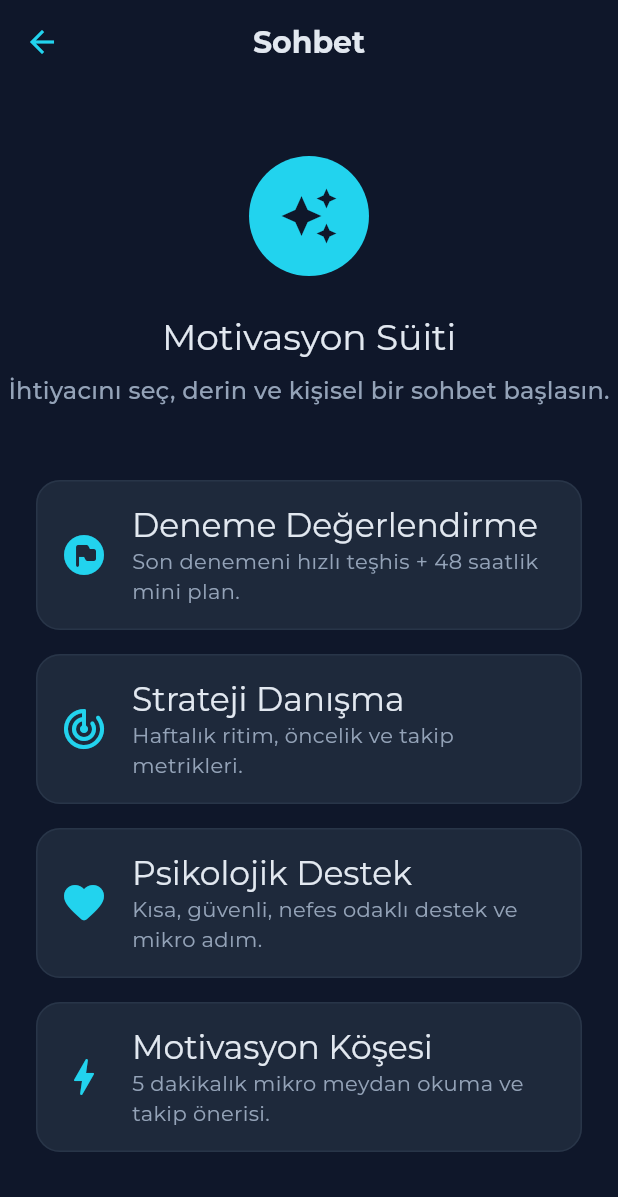
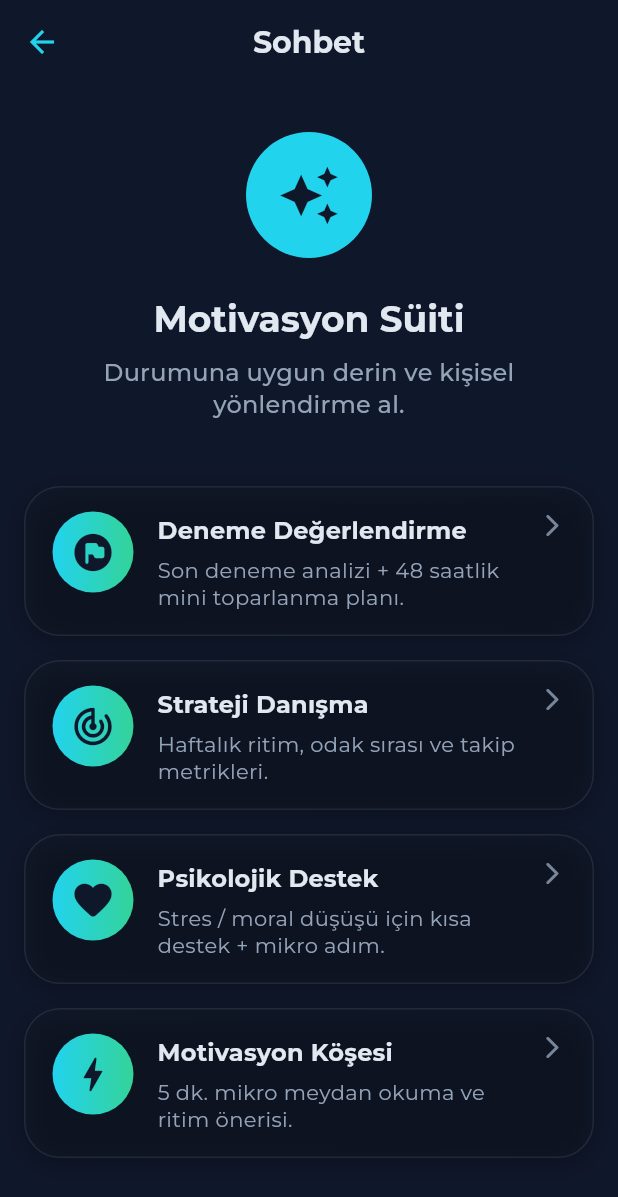
Before and after one commit to bakituncher/bilgee, a Flutter app: the MotivationChatScreen screen opened by its route, on a phone screen of 412 x 824 dp. Shown: the top 1197 px of the screen. Run offline on Flutter 3.47's test engine with Material 3 defaults, Android fonts, the phone set to English and light mode, and no system bars; drawn by our look-alikes of flutter_animate; our stand-ins replace cached_network_image, cloud_firestore, cloud_functions, confetti, cross_file, equatable and 17 more; missing offline and left inert: firebase_app_check, flutter_math_fork, markdown; accounts and stored records are empty; generated files the repository leaves out were written again; network calls fail.

Commit message:
ekran hata düzeltmeleri

```diff
--- a/lib/features/coach/screens/motivation_chat_screen.dart
+++ b/lib/features/coach/screens/motivation_chat_screen.dart
@@ -325,86 +325,135 @@ class _SmartBriefingView extends ConsumerWidget {
 
   @override
   Widget build(BuildContext context, WidgetRef ref) {
-    return Column(
-      mainAxisAlignment: MainAxisAlignment.center,
+    final theme = Theme.of(context);
+    return SafeArea(
+      child: LayoutBuilder(
+        builder: (context, constraints) {
+          return SingleChildScrollView(
+            padding: const EdgeInsets.fromLTRB(16, 28, 16, 32),
+            child: ConstrainedBox(
+              constraints: BoxConstraints(minHeight: constraints.maxHeight - 60),
+              child: Column(
+                mainAxisSize: MainAxisSize.min,
                 children: [
-        const CircleAvatar(backgroundColor: AppTheme.secondaryColor, radius: 40,
-            child: Icon(Icons.auto_awesome, size: 40, color: AppTheme.primaryColor))
-            .animate().fadeIn(delay: 200.ms).scale(),
+                  const SizedBox(height: 4),
+                  const CircleAvatar(
+                    backgroundColor: AppTheme.secondaryColor,
+                    radius: 42,
+                    child: Icon(Icons.auto_awesome, size: 42, color: AppTheme.primaryColor),
+                  ).animate().fadeIn(delay: 180.ms).scale(),
                   const SizedBox(height: 24),
-        Text('Motivasyon Süiti', style: Theme.of(context).textTheme.headlineSmall)
-            .animate().fadeIn(delay: 300.ms),
-        const SizedBox(height: 8),
-        Text('İhtiyacını seç, derin ve kişisel bir sohbet başlasın.', style: Theme.of(context).textTheme.titleMedium?.copyWith(color: AppTheme.secondaryTextColor))
-            .animate().fadeIn(delay: 300.ms),
-        const SizedBox(height: 40),
+                  Text('Motivasyon Süiti', style: theme.textTheme.headlineSmall?.copyWith(fontWeight: FontWeight.w700))
+                      .animate().fadeIn(delay: 260.ms),
+                  const SizedBox(height: 10),
+                  Text(
+                    'Durumuna uygun derin ve kişisel yönlendirme al.',
+                    style: theme.textTheme.titleMedium?.copyWith(color: AppTheme.secondaryTextColor, height: 1.3),
+                    textAlign: TextAlign.center,
+                  ).animate().fadeIn(delay: 300.ms),
+                  const SizedBox(height: 36),
                   _BriefingButton(
                     icon: Icons.flag_circle_rounded,
                     title: 'Deneme Değerlendirme',
-          subtitle: 'Son denemeni hızlı teşhis + 48 saatlik mini plan.',
+                    subtitle: 'Son deneme analizi + 48 saatlik mini toparlanma planı.',
                     onTap: () => onPromptSelected('trial_review'),
-          delay: 400.ms,
+                    delay: 380.ms,
                   ),
                   _BriefingButton(
                     icon: Icons.track_changes_rounded,
                     title: 'Strateji Danışma',
-          subtitle: 'Haftalık ritim, öncelik ve takip metrikleri.',
+                    subtitle: 'Haftalık ritim, odak sırası ve takip metrikleri.',
                     onTap: () => onPromptSelected('strategy_consult'),
-          delay: 500.ms,
+                    delay: 460.ms,
                   ),
                   _BriefingButton(
                     icon: Icons.favorite_rounded,
                     title: 'Psikolojik Destek',
-          subtitle: 'Kısa, güvenli, nefes odaklı destek ve mikro adım.',
+                    subtitle: 'Stres / moral düşüşü için kısa destek + mikro adım.',
                     onTap: () => onPromptSelected('psych_support'),
-          delay: 600.ms,
+                    delay: 520.ms,
                   ),
                   _BriefingButton(
                     icon: Icons.bolt_rounded,
                     title: 'Motivasyon Köşesi',
-          subtitle: '5 dakikalık mikro meydan okuma ve takip önerisi.',
+                    subtitle: '5 dk. mikro meydan okuma ve ritim önerisi.',
                     onTap: () => onPromptSelected('motivation_corner'),
-          delay: 700.ms,
+                    delay: 580.ms,
                   ),
+                  const SizedBox(height: 8),
                 ],
+              ),
+            ),
+          );
+        },
+      ),
     );
   }
 }
 
 class _BriefingButton extends StatelessWidget {
-  final String title, subtitle;
-  final IconData icon;
-  final VoidCallback onTap;
-  final Duration delay;
+  final String title, subtitle; final IconData icon; final VoidCallback onTap; final Duration delay;
   const _BriefingButton({required this.title, required this.subtitle, required this.icon, required this.onTap, required this.delay});
-
   @override
   Widget build(BuildContext context) {
-    return Card(
-      margin: const EdgeInsets.symmetric(vertical: 8.0, horizontal: 24),
-      child: InkWell(
+    final theme = Theme.of(context);
+    return InkWell(
       onTap: onTap,
-        borderRadius: BorderRadius.circular(16),
-        child: Padding(
-          padding: const EdgeInsets.all(16.0),
+      borderRadius: BorderRadius.circular(24),
+      child: Container(
+        margin: const EdgeInsets.symmetric(vertical: 8),
+        padding: const EdgeInsets.fromLTRB(18, 16, 18, 16),
+        decoration: BoxDecoration(
+          borderRadius: BorderRadius.circular(24),
+          gradient: const LinearGradient(
+            begin: Alignment.topLeft,
+            end: Alignment.bottomRight,
+            colors: [Color(0x18222C2C), Color(0x10222C2C)],
+          ),
+          border: Border.all(color: Colors.white.withValues(alpha: 0.08)),
+          boxShadow: [
+            BoxShadow(color: Colors.black.withValues(alpha: 0.25), blurRadius: 14, offset: const Offset(0, 4)),
+          ],
+        ),
         child: Row(
+          crossAxisAlignment: CrossAxisAlignment.start,
           children: [
-              Icon(icon, size: 32, color: AppTheme.secondaryColor),
+            Container(
+              width: 54,
+              height: 54,
+              decoration: BoxDecoration(
+                shape: BoxShape.circle,
+                gradient: const LinearGradient(colors: [AppTheme.secondaryColor, AppTheme.successColor]),
+              ),
+              child: Icon(icon, size: 30, color: AppTheme.primaryColor),
+            ),
             const SizedBox(width: 16),
             Expanded(
               child: Column(
                 crossAxisAlignment: CrossAxisAlignment.start,
                 children: [
-                    Text(title, style: Theme.of(context).textTheme.titleLarge),
-                    Text(subtitle, style: Theme.of(context).textTheme.bodyMedium?.copyWith(color: AppTheme.secondaryTextColor)),
-                  ],
+                  Text(
+                    title,
+                    style: theme.textTheme.titleMedium?.copyWith(fontWeight: FontWeight.w700),
+                    maxLines: 1,
+                    overflow: TextOverflow.ellipsis,
                   ),
+                  const SizedBox(height: 6),
+                  Text(
+                    subtitle,
+                    style: theme.textTheme.bodyMedium?.copyWith(color: AppTheme.secondaryTextColor, height: 1.25),
+                    maxLines: 3,
+                    overflow: TextOverflow.ellipsis,
                   ),
                 ],
               ),
             ),
+            const SizedBox(width: 12),
+            Icon(Icons.arrow_forward_ios_rounded, size: 18, color: AppTheme.secondaryTextColor.withValues(alpha: 0.8)),
+          ],
         ),
-    ).animate().fadeIn(delay: delay).slideY(begin: 0.5, curve: Curves.easeOutCubic);
+      ),
+    ).animate().fadeIn(delay: delay).slideY(begin: 0.35, curve: Curves.easeOutCubic);
   }
 }
 
```
Also changed, not shown: lib/features/profile/screens/profile_screen.dart (+47 -14 lines). Lines whose indentation alone changed are shown as unchanged.
